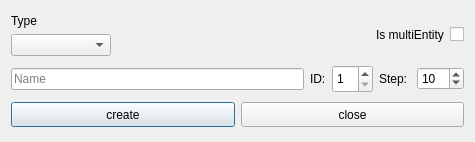
The window that app/resources/ui/create_new_entity_ui.ui (Vincannes/Synergy) describes before a commit, drawn with Qt 5.
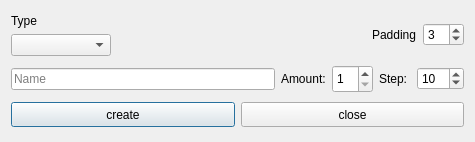
The same window after the commit.

Commit message: get value create shots

```diff
--- a/app/resources/ui/create_new_entity_ui.ui
+++ b/app/resources/ui/create_new_entity_ui.ui
@@ -64,14 +64,20 @@
        <item>
         <widget class="QLabel" name="label_2">
          <property name="text">
-          <string>Is multiEntity</string>
+          <string>Padding</string>
          </property>
         </widget>
        </item>
        <item>
-        <widget class="QCheckBox" name="multiEntityCB">
-         <property name="text">
-          <string/>
+        <widget class="QSpinBox" name="paddingBox">
+         <property name="toolTip">
+          <string>Fix a number of digits. 0 no padding</string>
+         </property>
+         <property name="maximum">
+          <number>10</number>
+         </property>
+         <property name="value">
+          <number>3</number>
          </property>
         </widget>
        </item>
@@ -91,12 +97,12 @@
      <item>
       <widget class="QLabel" name="label_4">
        <property name="text">
-        <string>ID:</string>
+        <string>Amount:</string>
        </property>
       </widget>
      </item>
      <item>
-      <widget class="QSpinBox" name="stepSpinBox">
+      <widget class="QSpinBox" name="amountBox">
        <property name="sizePolicy">
         <sizepolicy hsizetype="Minimum" vsizetype="Minimum">
          <horstretch>0</horstretch>
@@ -125,7 +131,7 @@
       </widget>
      </item>
      <item>
-      <widget class="QSpinBox" name="paddingSpinBox">
+      <widget class="QSpinBox" name="stepSpinBox">
        <property name="minimum">
         <number>1</number>
        </property>
```
The commit also changes 9 other files.
